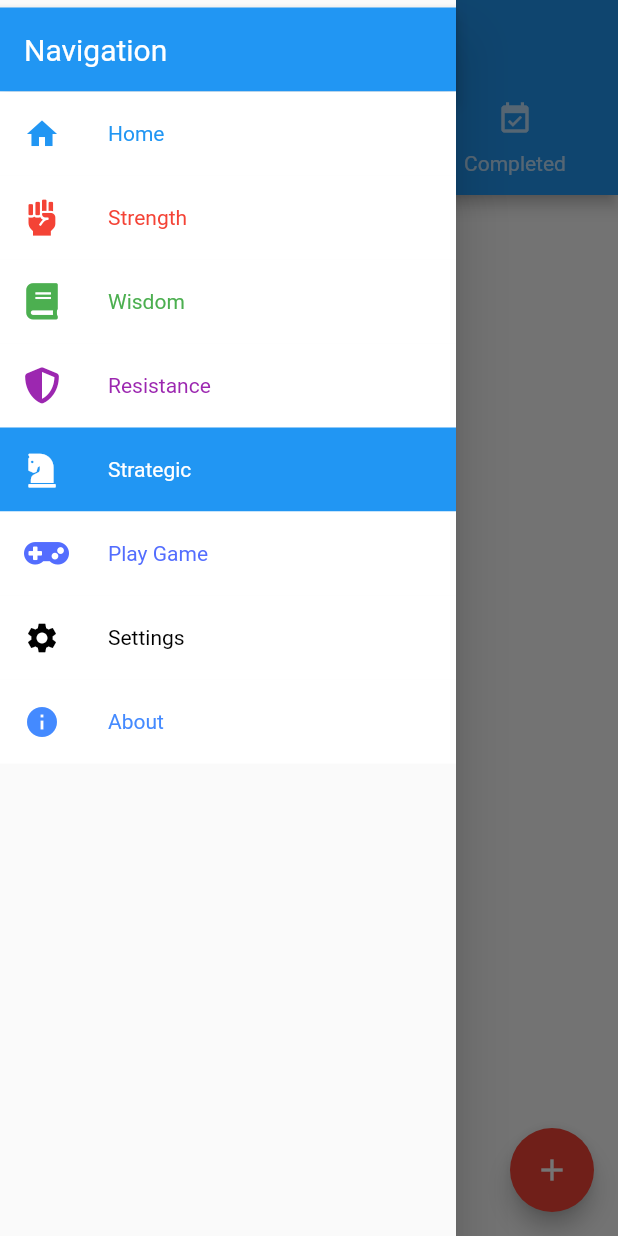
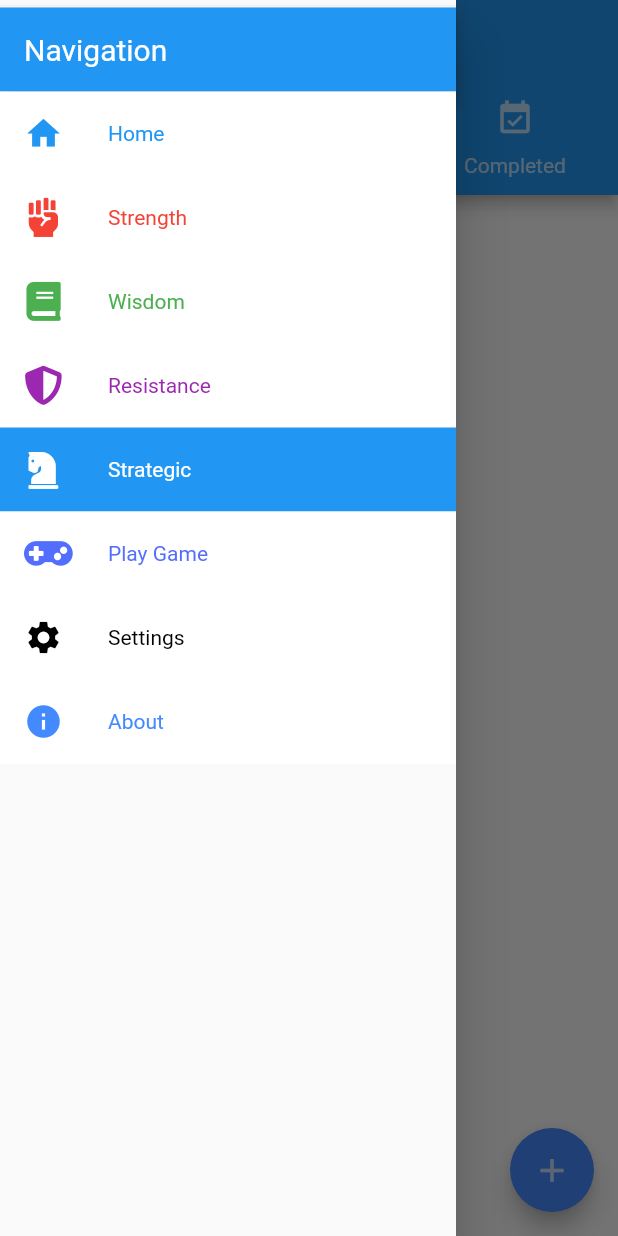
Before and after one commit to Shakleen/Project-Scarlet, a Flutter app: the StrategicPage screen opened by its route, with the side drawer open, on a phone screen of 412 x 824 dp. Run offline on Flutter 3.47's test engine with Material 2 defaults, Android fonts, the phone set to English and light mode, and no system bars; our stand-ins replace flutter_local_notifications, sqflite; accounts and stored records are empty; statements that could not run were skipped.

Commit message:
3 March, 2019 - Theme universalization started.

```diff
--- a/lib/pages/about_page.dart
+++ b/lib/pages/about_page.dart
@@ -8,7 +8,10 @@ class AboutPage extends StatelessWidget {
     return Scaffold(
       // Title of the app bar
       appBar: AppBar(
-        title: Text('About'),
+        title: Text(
+          'About',
+          style: Theme.of(context).textTheme.title,
+        ),
       ),
 
       // Side drawer
--- a/lib/pages/home_page.dart
+++ b/lib/pages/home_page.dart
@@ -8,7 +8,10 @@ class HomePage extends StatelessWidget {
     return Scaffold(
       // Title of the app bar
       appBar: AppBar(
-        title: Text('Home'),
+        title: Text(
+          'Home',
+          style: Theme.of(context).textTheme.title,
+        ),
       ),
 
       // Side drawer
--- a/lib/pages/play_game_page.dart
+++ b/lib/pages/play_game_page.dart
@@ -8,7 +8,10 @@ class PlayGamePage extends StatelessWidget {
     return Scaffold(
       // Title of the app bar
       appBar: AppBar(
-        title: Text('Play Game'),
+        title: Text(
+          'Play Game',
+          style: Theme.of(context).textTheme.title,
+        ),
       ),
 
       // Side drawer
--- a/lib/pages/resistance_page.dart
+++ b/lib/pages/resistance_page.dart
@@ -8,7 +8,10 @@ class ResistancePage extends StatelessWidget {
     return Scaffold(
       // Title of the app bar
       appBar: AppBar(
-        title: Text('Resistance'),
+        title: Text(
+          'Resistance',
+          style: Theme.of(context).textTheme.title,
+        ),
       ),
 
       // Side drawer
--- a/lib/pages/settings_page.dart
+++ b/lib/pages/settings_page.dart
@@ -8,7 +8,10 @@ class SettingsPage extends StatelessWidget {
     return Scaffold(
       // Title of the app bar
       appBar: AppBar(
-        title: Text('Settings'),
+        title: Text(
+          'Settings',
+          style: Theme.of(context).textTheme.title,
+        ),
       ),
 
       // Side drawer
--- a/lib/pages/strategy_pages/strategic_page.dart
+++ b/lib/pages/strategy_pages/strategic_page.dart
@@ -7,11 +7,6 @@ import '../../widgets/strategy_widgets/task_list.dart';
 import '../../scoped_model/main_model.dart';
 
 /// [StrategicPage] class is the main strategic page which consists of 3 tab bars.
-///
-/// The three tabs are upcoming, overdue and completed showing 3 different types of tasks.
-/// The class provides all the widget under the same widget tree with functions necessary to interact
-/// with the Task Database. The functions are kept as [_addTask], [_removeTask], [_completeTask],
-/// [_updateTask], [_getUpcomingTaskList], [_getOverdueTaskList], [_getCompletedTaskList] variables.
 class StrategicPage extends StatelessWidget {
   Function _addTask,
       _removeTask,
@@ -23,29 +18,33 @@ class StrategicPage extends StatelessWidget {
 
   StrategicPage();
 
-  Widget _buildTab(bool mode, int tabNumber) {
+  Widget _buildTab(bool mode, int tabNumber, BuildContext context) {
+    String _text;
+    IconData _icon;
+    Function _function;
+
+    if (tabNumber == 0) {
+      _text = 'Upcoming';
+      _icon = Icons.event_note;
+      _function = _getUpcomingTaskList;
+    } else if (tabNumber == 1) {
+      _text = 'Overdue';
+      _icon = Icons.event_busy;
+      _function = _getOverdueTaskList;
+    } else if (tabNumber == 2) {
+      _text = 'Completed';
+      _icon = Icons.event_available;
+      _function = _getCompletedTaskList;
+    }
+
     if (mode)
       return Tab(
-        icon: Icon(
-          tabNumber == 0
-              ? Icons.event_note
-              : tabNumber == 1 ? Icons.event_busy : Icons.event_available,
-        ),
-        text: tabNumber == 0
-            ? 'Upcoming'
-            : tabNumber == 1 ? 'Overdue' : 'Completed',
+        icon: Icon(_icon),
+        text: _text,
       );
 
-    return TaskList(
-      tabNumber,
-      tabNumber == 0
-          ? _getUpcomingTaskList
-          : tabNumber == 1 ? _getOverdueTaskList : _getCompletedTaskList,
-      _addTask,
-      _removeTask,
-      _completeTask,
-      _updateTask,
-    );
+    return TaskList(tabNumber, _function, _addTask, _removeTask, _completeTask,
+        _updateTask);
   }
 
   @override
@@ -59,28 +58,21 @@ class StrategicPage extends StatelessWidget {
         _getUpcomingTaskList = model.getUpcomingTaskList;
         _getOverdueTaskList = model.getOverdueTaskList;
         _getCompletedTaskList = model.getCompletedTaskList;
+        final List<Widget> _tabs = [], _tabbarViews = [];
+        Text _text =
+            Text('Strategic', style: Theme.of(context).textTheme.title);
+
+        for (int i = 0; i <= 2; ++i) {
+          _tabs.add(_buildTab(true, i, context));
+          _tabbarViews.add(_buildTab(false, i, context));
+        }
 
         return DefaultTabController(
           length: 3,
           child: Scaffold(
             drawer: SideDrawer(4),
-            appBar: AppBar(
-              title: Text('Strategic'),
-              bottom: TabBar(
-                tabs: <Widget>[
-                  _buildTab(true, 0),
-                  _buildTab(true, 1),
-                  _buildTab(true, 2),
-                ],
-              ),
-            ),
-            body: TabBarView(
-              children: <Widget>[
-                _buildTab(false, 0),
-                _buildTab(false, 1),
-                _buildTab(false, 2),
-              ],
-            ),
+            appBar: AppBar(title: _text, bottom: TabBar(tabs: _tabs)),
+            body: TabBarView(children: _tabbarViews),
           ),
         );
       },
--- a/lib/pages/strength_page.dart
+++ b/lib/pages/strength_page.dart
@@ -8,7 +8,10 @@ class StrengthPage extends StatelessWidget {
     return Scaffold(
       // Title of the app bar
       appBar: AppBar(
-        title: Text('Strength'),
+        title: Text(
+          'Strength',
+          style: Theme.of(context).textTheme.title,
+        ),
       ),
 
       // Side drawer
--- a/lib/pages/wisdom_page.dart
+++ b/lib/pages/wisdom_page.dart
@@ -8,7 +8,10 @@ class WisdomPage extends StatelessWidget {
     return Scaffold(
       // Title of the app bar
       appBar: AppBar(
-        title: Text('Wisdom'),
+        title: Text(
+          'Wisdom',
+          style: Theme.of(context).textTheme.title,
+        ),
       ),
 
       // Side drawer
--- a/lib/widgets/strategy_widgets/task_list.dart
+++ b/lib/widgets/strategy_widgets/task_list.dart
@@ -9,14 +9,8 @@ class TaskList extends StatefulWidget {
   final int tabType;
   final Function getTaskList, removeTask, completeTask, addTask, updateTask;
 
-  TaskList(
-    this.tabType,
-    this.getTaskList,
-    this.addTask,
-    this.removeTask,
-    this.completeTask,
-    this.updateTask,
-  );
+  TaskList(this.tabType, this.getTaskList, this.addTask, this.removeTask,
+      this.completeTask, this.updateTask);
 
   @override
   _TaskListState createState() => _TaskListState();
@@ -44,7 +38,6 @@ class _TaskListState extends State<TaskList> {
   @override
   Widget build(BuildContext context) {
     return Scaffold(
-      // Display the task which currently exist
       body: FutureBuilder<List<TaskEntity>>(
         future: widget.getTaskList(),
         builder:
@@ -57,9 +50,8 @@ class _TaskListState extends State<TaskList> {
             }
 
             return _buildListView();
-          } else if (snapshot.connectionState == ConnectionState.waiting) {
+          } else if (snapshot.connectionState == ConnectionState.waiting)
             return Center(child: CircularProgressIndicator());
-          }
         },
       ),
 
@@ -167,8 +159,12 @@ class _TaskListState extends State<TaskList> {
   /// form for adding the new task to the list of tasks.
   Widget _buildFloatingActionButton(BuildContext context) {
     return FloatingActionButton(
-      child: Icon(Icons.add),
-      backgroundColor: Colors.red,
+      child: Icon(
+        Icons.add,
+        color: Theme.of(context).iconTheme.color,
+        size: Theme.of(context).iconTheme.size,
+      ),
+      backgroundColor: Theme.of(context).accentColor,
       onPressed: () {
         Navigator.push(
           context,
```
Also changed, not shown: lib/controller/task_notification.dart (+5 -3 lines), lib/main.dart (+31 -13 lines), lib/pages/strategy_pages/task_form_page.dart (+15 -6 lines), lib/widgets/strategy_widgets/task_card.dart (+35 -84 lines), lib/widgets/strategy_widgets/task_form_field.dart (+11 -12 lines), lib/widgets/ui_elements/combo_box.dart (+8 -16 lines).
